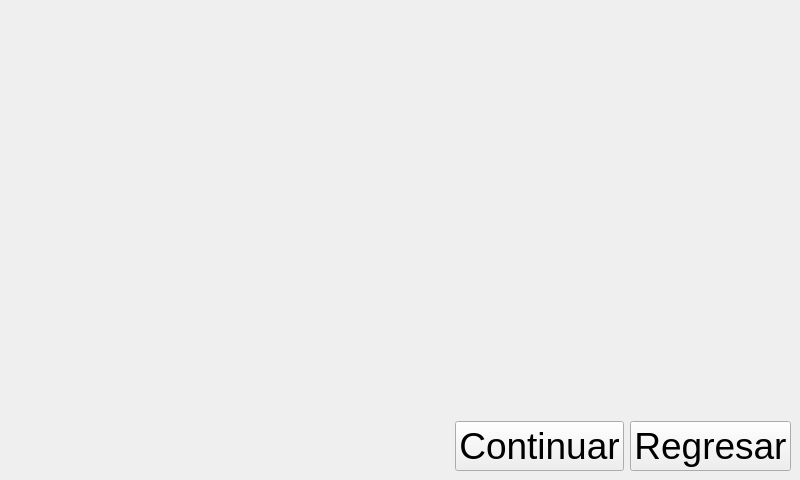
Old version of the form UIMain.ui in the repository claydergc/RPIRespirador.
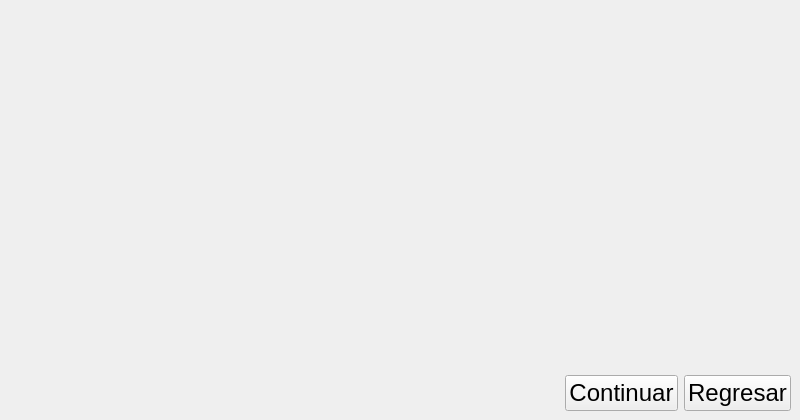
New version of the form.

The edit to the form file:
```diff
--- a/UIMain.ui
+++ b/UIMain.ui
@@ -7,7 +7,7 @@
     <x>0</x>
     <y>0</y>
     <width>800</width>
-    <height>480</height>
+    <height>420</height>
    </rect>
   </property>
   <property name="windowTitle">
@@ -44,7 +44,7 @@
         </property>
         <property name="font">
          <font>
-          <pointsize>28</pointsize>
+          <pointsize>18</pointsize>
          </font>
         </property>
         <property name="layoutDirection">
@@ -65,7 +65,7 @@
         </property>
         <property name="font">
          <font>
-          <pointsize>28</pointsize>
+          <pointsize>18</pointsize>
          </font>
         </property>
         <property name="layoutDirection">
```
